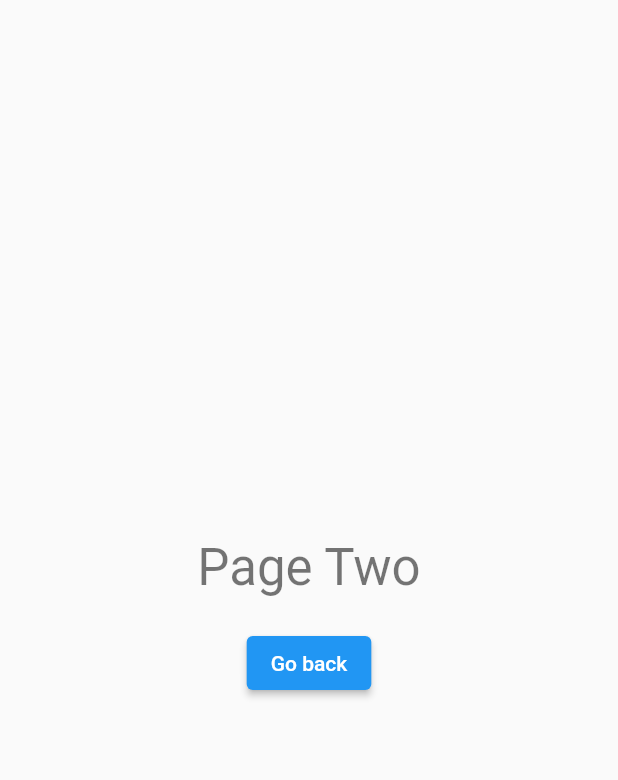
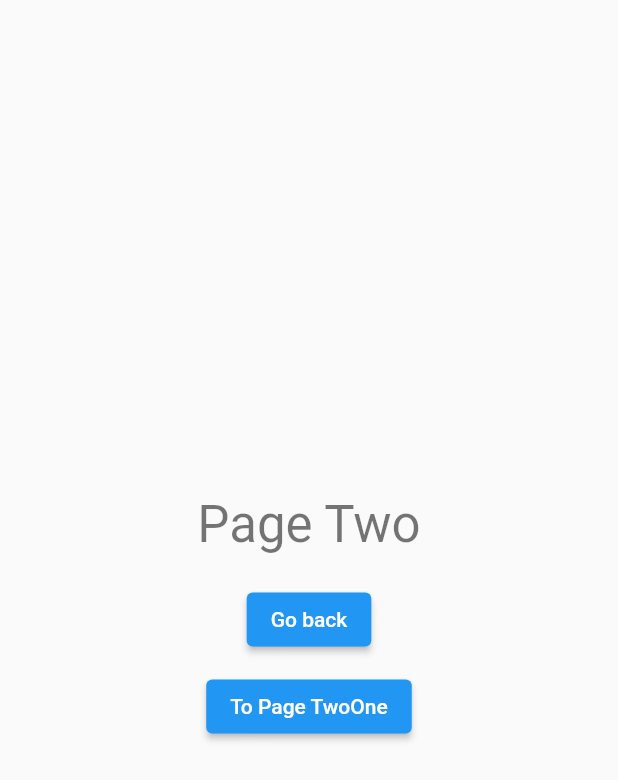
Before and after one commit to asapbox/auto_route_demo, a Flutter app: the screen it shows after launch, after a tap on "To Page Two", on a phone screen of 412 x 824 dp. Shown: the top 780 px of the screen. Run offline on Flutter 3.47's test engine with Material 2 defaults, Android fonts, the phone set to English and light mode, and no system bars; our stand-ins replace auto_route.

Commit message:
some changes

```diff
--- a/lib/home_page.dart
+++ b/lib/home_page.dart
@@ -7,8 +7,12 @@ import 'package:auto_route_demo/page_one_one.dart';
 class HomePage extends StatelessWidget {
   const HomePage({Key? key}) : super(key: key);
 
+  // final _innerRouterKey = GlobalKey<AutoRouterState>();
+
   @override
   Widget build(BuildContext context) {
+    // this will get us the root routing controller
+    AutoRouter.of(context);
     return
         // nested routes will be rendered here
         AutoRouter();
--- a/lib/page_two.dart
+++ b/lib/page_two.dart
@@ -1,4 +1,5 @@
 import 'package:auto_route/auto_route.dart';
+import 'package:auto_route_demo/app_router.dart';
 import 'package:flutter/material.dart';
 
 class PageTwo extends StatelessWidget {
@@ -26,6 +27,14 @@ class PageTwo extends StatelessWidget {
               },
               child: const Text('Go back'),
             ),
+            const SizedBox(height: 10,),
+            ElevatedButton(
+              onPressed: () {
+                AutoRouter.of(context).push(const PageTwoOneRoute());
+              },
+              child: const Text('To Page TwoOne'),
+            ),
+
           ],
         ),
       ),
```
Also changed, not shown: lib/page_one.dart (+14 -7 lines).
